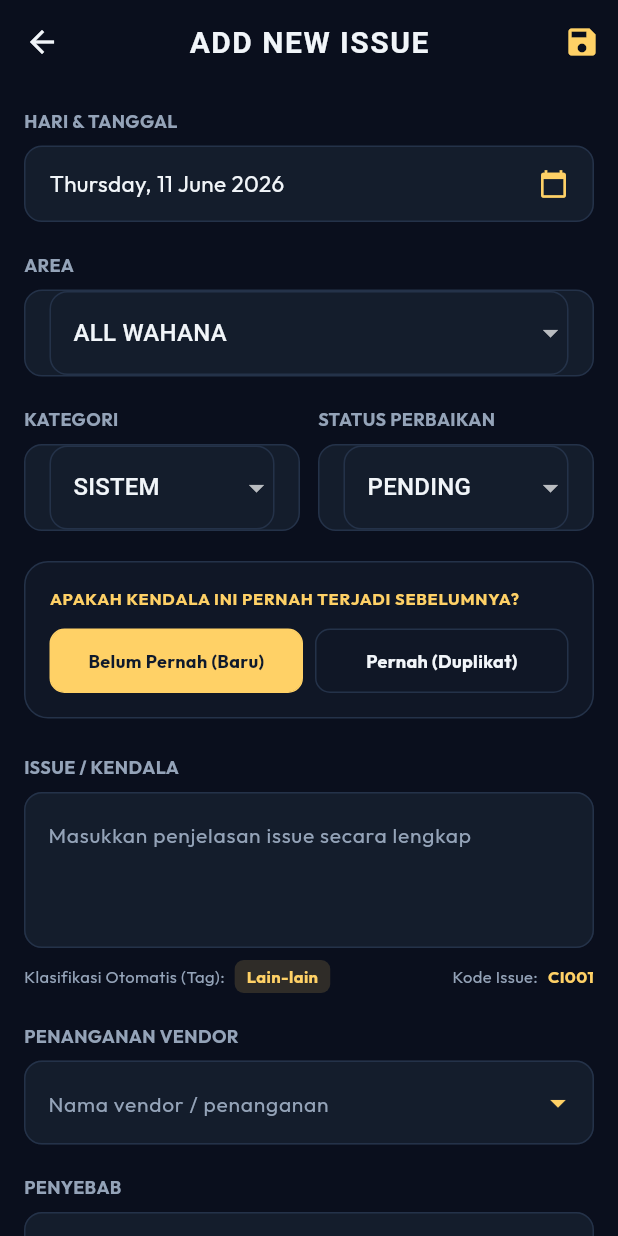
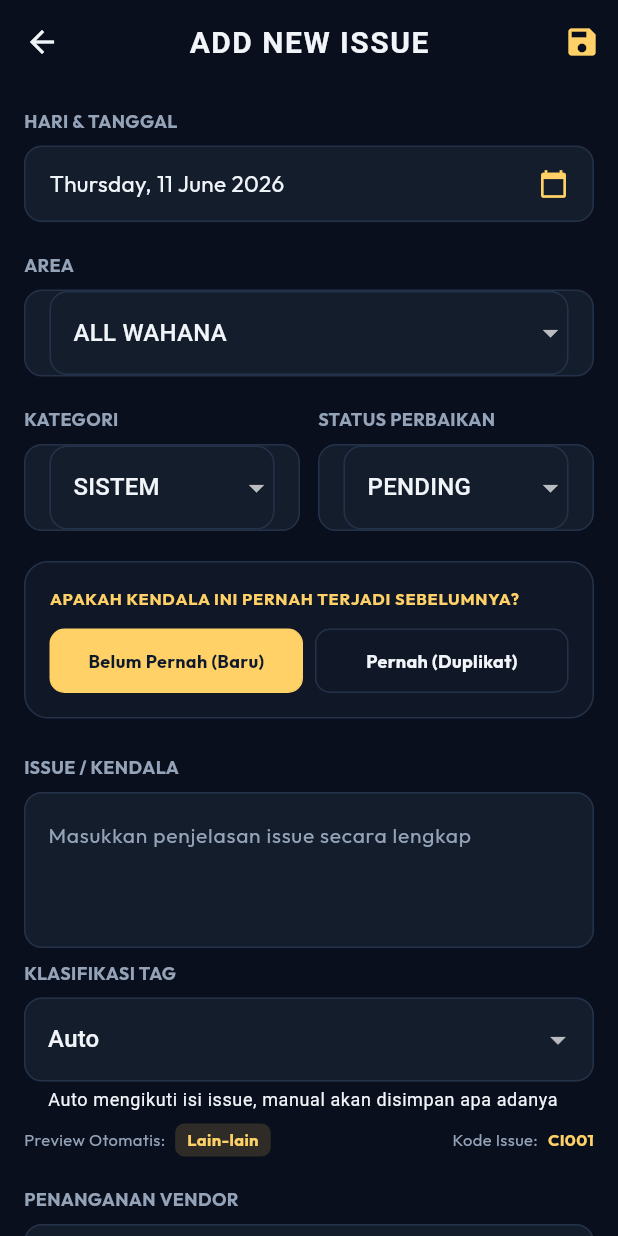
Before and after one commit to YudanMaulana/collected-issue-ccxquest-app, a Flutter app: the IssueFormScreen screen opened directly with empty values, on a phone screen of 412 x 824 dp. Run offline on Flutter 3.47's test engine with Material 3 defaults, Android fonts, the phone set to English and light mode, and no system bars; our stand-ins replace file_picker, fl_chart, google_fonts, image_picker, sqflite, supabase_flutter; missing offline and left inert: excel; accounts and stored records are empty.

Commit message:
taging manual

```diff
--- a/lib/models/issue.dart
+++ b/lib/models/issue.dart
@@ -11,7 +11,7 @@ class Issue {
   final int perulanganMasalah;
   final String penyebab;
   final String? evide; // URL or local path
-  final String tagIssue; // Auto-calculated tag
+  final String tagIssue; // Manual tag selection, or auto-calculated fallback
   final String kodeIssue; // Unique tracking code
 
   Issue({
--- a/lib/repositories/firebase_issue_repository.dart
+++ b/lib/repositories/firebase_issue_repository.dart
@@ -66,6 +66,16 @@ class FirebaseIssueRepository implements IssueRepository {
 
   @override
   Future<void> updateIssue(Issue issue) async {
+    if (issue.kodeIssue.isNotEmpty) {
+      for (var i = 0; i < _mockFirebaseStorage.length; i++) {
+        if (_mockFirebaseStorage[i].kodeIssue == issue.kodeIssue) {
+          _mockFirebaseStorage[i] = issue.copyWith(id: _mockFirebaseStorage[i].id);
+        }
+      }
+      await recalculateDurations();
+      return;
+    }
+
     final index = _mockFirebaseStorage.indexWhere((element) => element.id == issue.id);
     if (index != -1) {
       _mockFirebaseStorage[index] = issue;
--- a/lib/repositories/supabase_issue_repository.dart
+++ b/lib/repositories/supabase_issue_repository.dart
@@ -144,7 +144,13 @@ class SupabaseIssueRepository implements IssueRepository {
     }
 
     final dataToUpdate = issue.copyWith(evide: onlineUrl).toMap();
-    await _client.from('issues').update(dataToUpdate).eq('id', issue.id!);
+    final scopedUpdate = Map<String, dynamic>.from(dataToUpdate)..remove('id');
+
+    if (issue.kodeIssue.isNotEmpty) {
+      await _client.from('issues').update(scopedUpdate).eq('kode_issue', issue.kodeIssue);
+    } else {
+      await _client.from('issues').update(scopedUpdate).eq('id', issue.id!);
+    }
 
     await recalculateDurations();
   }
--- a/lib/screens/issue_form_screen.dart
+++ b/lib/screens/issue_form_screen.dart
@@ -54,8 +54,8 @@ class _IssueFormScreenState extends State<IssueFormScreen> {
     'INNOVATION STATION',
     'INNOVATION TRAIN',
     'CLEVO STATION',
+    'CLEVO X-DREAMFARM',
     'CLEVO X-DREAMSPACE',
-    'CLEVO X-DREAMFARM',
     'TUNNEL',
     'CHAMBER AI',
     'CHOCOLATOS BRIEFING ROOM',
@@ -64,6 +64,20 @@ class _IssueFormScreenState extends State<IssueFormScreen> {
 
   final List<String> _kategoris = ['SISTEM', 'ASSET'];
   final List<String> _statuses = ['pending', 'solved'];
+  final List<String> _tagOptions = [
+    'Auto',
+    'Koneksi Jaringan',
+    'Asset Display',
+    'Bug Konten',
+    'Lampu Penerangan',
+    'Sensor Input',
+    'Software Aplikasi',
+    'Mekanik Efek',
+    'Kerusakan Fasilitas',
+    'Listrik AC',
+    'Lain-lain',
+  ];
+  late String _selectedTagIssue;
 
   // Penanganan Vendor recommendations
   final List<String> _penangananRecommendations = [
@@ -130,6 +144,13 @@ class _IssueFormScreenState extends State<IssueFormScreen> {
     _penangananController.text = widget.issue?.penanganan ?? ''; // Exclude duplicateFrom.penanganan, start new empty!
     _evidencePath = widget.issue?.evide; // Only keep evidence for edits, not duplicates
     _currentKodeIssue = sourceIssue?.kodeIssue ?? ''; // Copied for duplicates too!
+
+    final String issueTag = sourceIssue?.tagIssue ?? '';
+    final String autoTagPreview = Issue.calculateTag(_issueController.text.trim());
+    if (issueTag.isNotEmpty && !_tagOptions.contains(issueTag)) {
+      _tagOptions.add(issueTag);
+    }
+    _selectedTagIssue = issueTag.isEmpty || issueTag == autoTagPreview ? 'Auto' : issueTag;
 
     _loadUniqueIssues();
   }
@@ -322,6 +343,9 @@ class _IssueFormScreenState extends State<IssueFormScreen> {
       perulanganMasalah: widget.issue?.perulanganMasalah ?? widget.duplicateFrom?.perulanganMasalah ?? 1,
       penyebab: _penyebabController.text.trim(),
       evide: _evidencePath,
+      tagIssue: _selectedTagIssue == 'Auto'
+          ? Issue.calculateTag(_issueController.text.trim())
+          : _selectedTagIssue,
       kodeIssue: _currentKodeIssue,
     );
 
@@ -731,12 +755,35 @@ class _IssueFormScreenState extends State<IssueFormScreen> {
                     validator: (val) => val == null || val.trim().isEmpty ? 'Mohon isi kolom issue' : null,
                   ),
                   const SizedBox(height: 8),
+                  const Text('KLASIFIKASI TAG', style: TextStyle(color: AppTheme.textSecondary, fontSize: 12, fontWeight: FontWeight.bold)),
+                  const SizedBox(height: 8),
+                  DropdownButtonFormField<String>(
+                    value: _selectedTagIssue,
+                    decoration: InputDecoration(
+                      hintText: 'Pilih tag manual atau Auto',
+                      helperText: 'Auto mengikuti isi issue, manual akan disimpan apa adanya',
+                    ),
+                    dropdownColor: AppTheme.cardBg,
+                    items: _tagOptions.map((tag) {
+                      return DropdownMenuItem<String>(
+                        value: tag,
+                        child: Text(tag),
+                      );
+                    }).toList(),
+                    onChanged: (val) {
+                      if (val == null) return;
+                      setState(() {
+                        _selectedTagIssue = val;
+                      });
+                    },
+                  ),
+                  const SizedBox(height: 8),
                   Row(
                     mainAxisAlignment: MainAxisAlignment.spaceBetween,
                     children: [
                       Row(
                         children: [
-                          const Text('Klasifikasi Otomatis (Tag): ', style: TextStyle(color: AppTheme.textSecondary, fontSize: 11)),
+                          const Text('Preview Otomatis: ', style: TextStyle(color: AppTheme.textSecondary, fontSize: 11)),
                           const SizedBox(width: 4),
                           Container(
                             padding: const EdgeInsets.symmetric(horizontal: 8, vertical: 3),
--- a/lib/screens/issue_list_screen.dart
+++ b/lib/screens/issue_list_screen.dart
@@ -40,8 +40,8 @@ class _IssueListScreenState extends State<IssueListScreen> {
     'Innovation Station',
     'Innovation Train',
     'Clevo Station',
+    'Clevo X-DREAMFARM',
     'Clevo X-DREAMSPACE',
-    'Clevo X-DREAMFARM',
     'Tunnel',
     'Chamber Ai',
     'Chocolatos Briefing Room',
```
Also changed, not shown: lib/repositories/http_issue_repository.dart (+39 -19 lines), lib/repositories/local_issue_repository.dart (+14 -12 lines).
